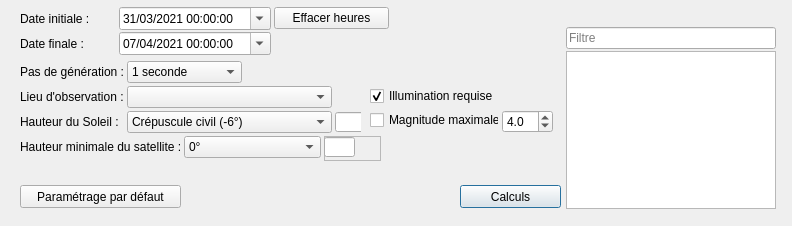
The window that src/interface/onglets/previsions/calculsprevisions.ui (mconsidine/previsat_archive) describes before a commit, drawn with Qt 5.
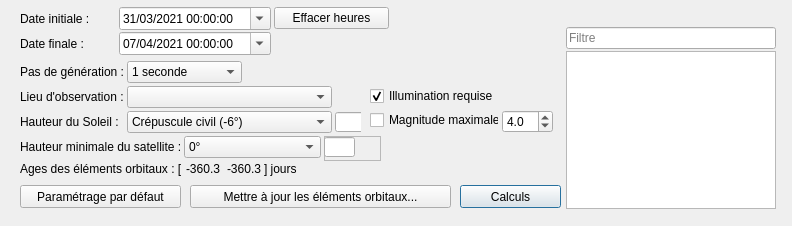
The same window after the commit.

Commit message: Ajout de boutons de mise a jour des elements orbitaux dans les onglets de previsions

Patch:
```diff
--- a/src/interface/onglets/previsions/calculsprevisions.ui
+++ b/src/interface/onglets/previsions/calculsprevisions.ui
@@ -724,6 +724,83 @@
     <bool>true</bool>
    </property>
   </widget>
+  <widget class="QWidget" name="gridLayoutWidget">
+   <property name="geometry">
+    <rect>
+     <x>20</x>
+     <y>160</y>
+     <width>278</width>
+     <height>18</height>
+    </rect>
+   </property>
+   <layout class="QGridLayout" name="gridLayout_ageElem">
+    <property name="horizontalSpacing">
+     <number>3</number>
+    </property>
+    <item row="0" column="1">
+     <widget class="QLabel" name="ageElementsOrbitaux1">
+      <property name="font">
+       <font/>
+      </property>
+      <property name="mouseTracking">
+       <bool>true</bool>
+      </property>
+      <property name="text">
+       <string notr="true">-360.3 </string>
+      </property>
+     </widget>
+    </item>
+    <item row="0" column="0">
+     <widget class="QLabel" name="lbl_ageElementsOrbitaux">
+      <property name="font">
+       <font/>
+      </property>
+      <property name="text">
+       <string>Ages des éléments orbitaux : [</string>
+      </property>
+     </widget>
+    </item>
+    <item row="0" column="2">
+     <widget class="QLabel" name="ageElementsOrbitaux2">
+      <property name="font">
+       <font/>
+      </property>
+      <property name="mouseTracking">
+       <bool>true</bool>
+      </property>
+      <property name="text">
+       <string notr="true">-360.3</string>
+      </property>
+     </widget>
+    </item>
+    <item row="0" column="3">
+     <widget class="QLabel" name="lbl_jours">
+      <property name="font">
+       <font/>
+      </property>
+      <property name="mouseTracking">
+       <bool>true</bool>
+      </property>
+      <property name="text">
+       <string>] jours</string>
+      </property>
+     </widget>
+    </item>
+   </layout>
+  </widget>
+  <widget class="QPushButton" name="majElementsOrbitaux">
+   <property name="geometry">
+    <rect>
+     <x>190</x>
+     <y>185</y>
+     <width>261</width>
+     <height>23</height>
+    </rect>
+   </property>
+   <property name="text">
+    <string>Mettre à jour les éléments orbitaux...</string>
+   </property>
+  </widget>
  </widget>
  <resources/>
  <connections/>
```
The commit also changes 15 other files.
